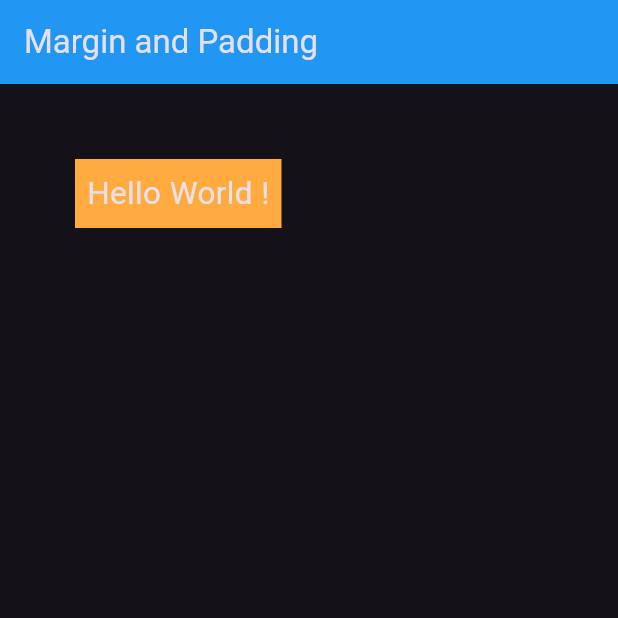
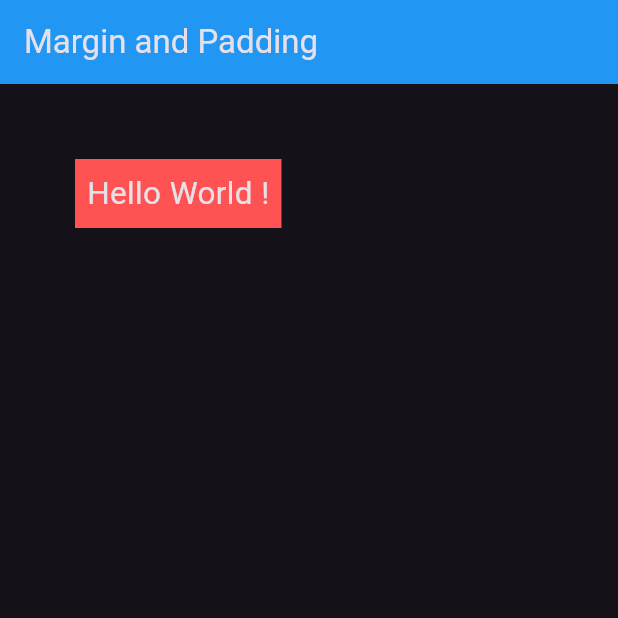
Before and after one commit to Piyushbhatt7/Flutter-Widgets, a Flutter app: the screen it shows after launch, on a phone screen of 412 x 824 dp, the top half of it. Run offline on Flutter 3.47's test engine with Material 3 defaults, Android fonts, the phone set to English and light mode, and no system bars.

Commit message:
Margin and Padding

```diff
--- a/lib/margin and padding.dart
+++ b/lib/margin and padding.dart
@@ -18,7 +18,7 @@ class margin_and_padding extends StatelessWidget {
       // ),
 
       body: Container(
-        color: Colors.orangeAccent,
+        color: Colors.redAccent,
         margin: EdgeInsets.all(50),                      // margin provide spacing outside the container
         child: Padding(
           padding: const EdgeInsets.all(8.0),
```
